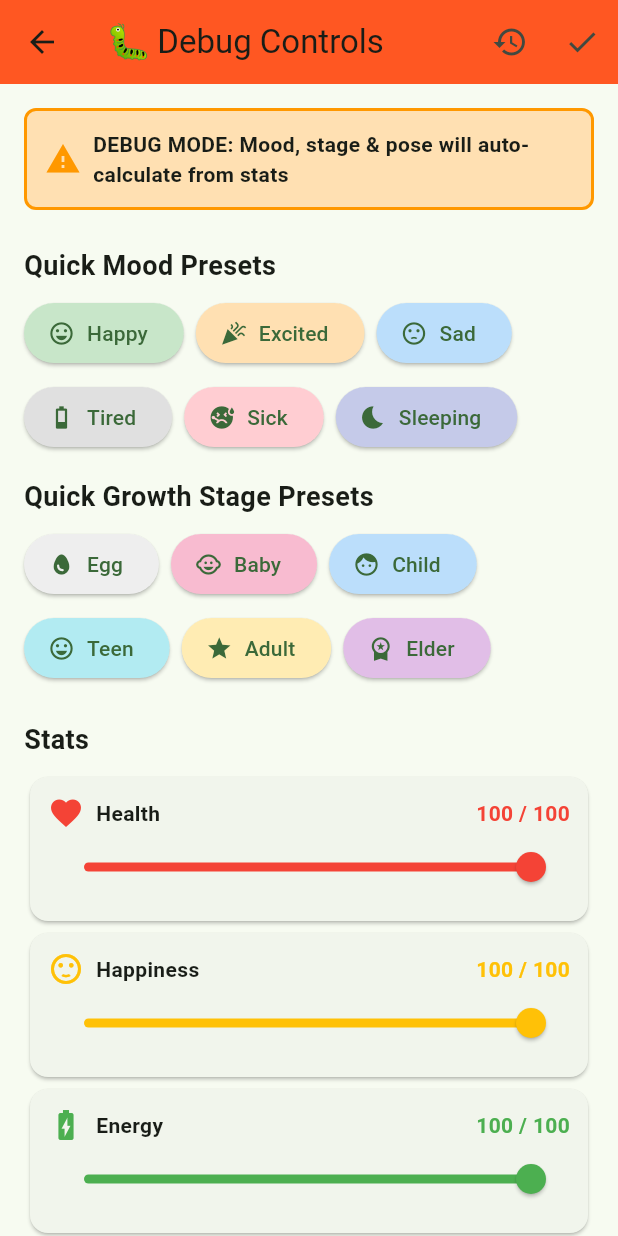
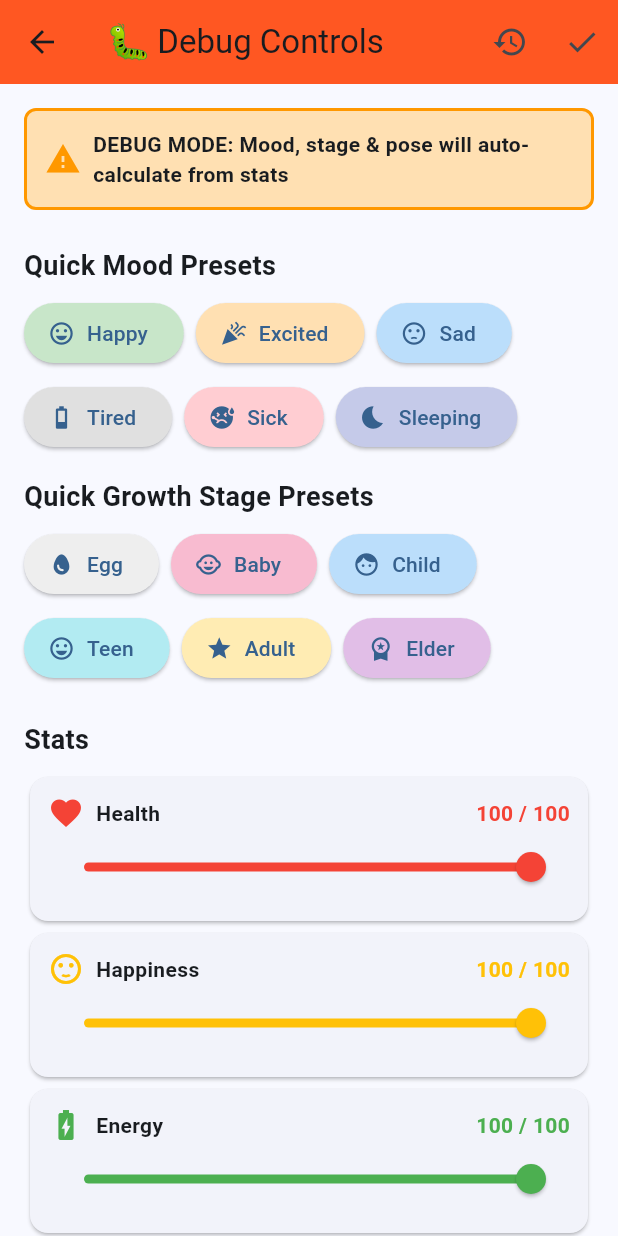
Before and after one commit to Heriep/tamagit, a Flutter app: the screen it shows after launch, after a tap on the "bug report" icon, on a phone screen of 412 x 824 dp. Run offline on Flutter 3.47's test engine with Material 3 defaults, Android fonts, the phone set to English and light mode, and no system bars; our stand-ins replace shared_preferences; accounts and stored records are empty.

Commit message:
design changes

```diff
--- a/lib/main.dart
+++ b/lib/main.dart
@@ -27,7 +27,7 @@ class MyApp extends StatelessWidget {
         title: 'TamaGit',
         debugShowCheckedModeBanner: false,
         theme: ThemeData(
-          colorScheme: ColorScheme.fromSeed(seedColor: Colors.green),
+          colorScheme: ColorScheme.fromSeed(seedColor: Colors.blue),
           useMaterial3: true,
         ),
         home: const HomeScreen(),
--- a/lib/screens/home_screen.dart
+++ b/lib/screens/home_screen.dart
@@ -337,13 +337,15 @@ class _HomeScreenState extends State<HomeScreen> {
       appBar: AppBar(
         title: Consumer<PetProvider>(
           builder: (context, petProvider, child) {
-            final state = petProvider.state;
-            return Text(
-              'TamaGit${state != null ? ' - ${state.growthStage.name.toUpperCase()}' : ''}',
-            );
+            return const Text('TamaGit');
           },
         ),
         backgroundColor: Theme.of(context).colorScheme.inversePrimary,
+        shape: const RoundedRectangleBorder(
+          borderRadius: BorderRadius.vertical(
+            bottom: Radius.circular(16),
+          ),
+        ),
         actions: [
           IconButton(
             icon: const Icon(Icons.bug_report),
```
